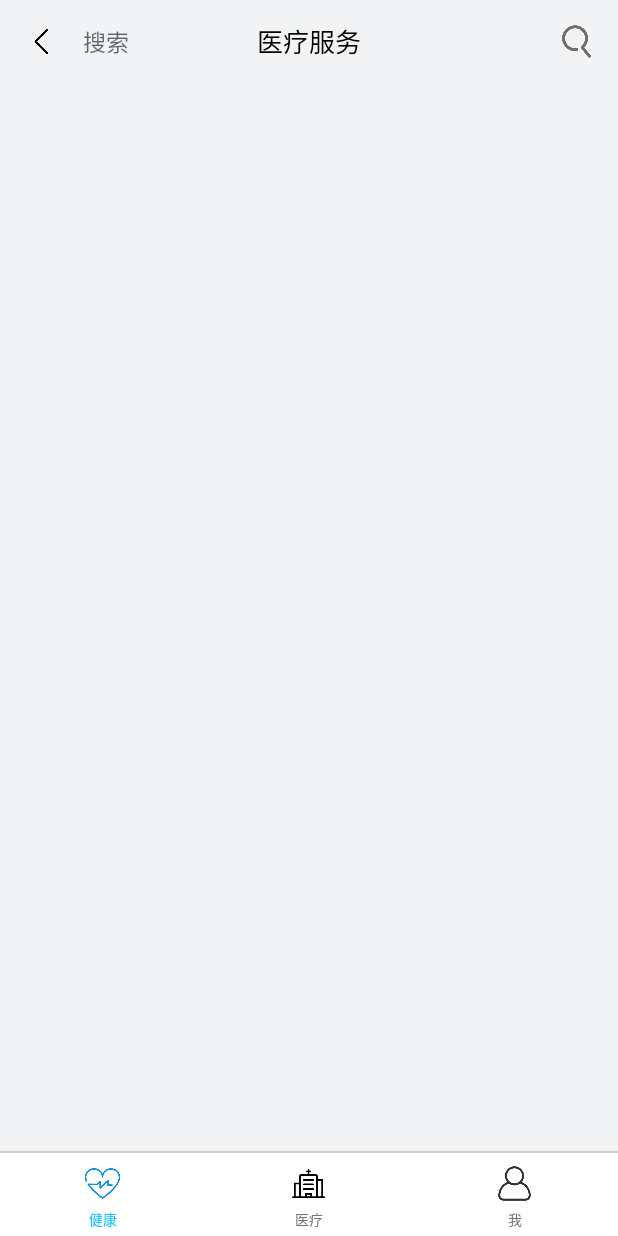
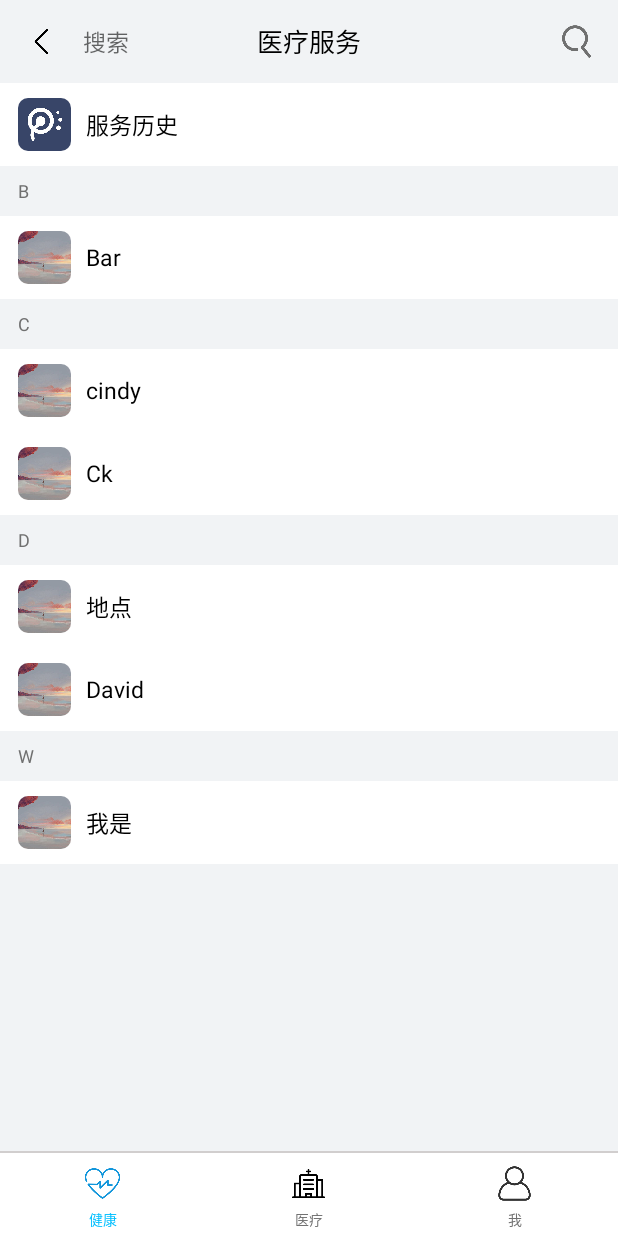
Before and after one commit to 1024294008/HealthChain, an Android app: the fragment MedicalFragment placed in its activity, on a phone screen of 412 x 824 dp. Run offline under Robolectric (Android 15) with nearby library versions, the phone set to English and light mode, and no system bars.

Commit message:
MedicalListAdapter Completed

```diff
--- a/app/build.gradle
+++ b/app/build.gradle
@@ -24,12 +24,12 @@ android {
 }
 
 dependencies {
-    implementation fileTree(dir: 'libs', include: ['*.jar'])
-
+    implementation fileTree(include: ['*.jar'], dir: 'libs')
     implementation 'androidx.appcompat:appcompat:1.0.2'
     implementation 'androidx.constraintlayout:constraintlayout:1.1.3'
     implementation 'androidx.legacy:legacy-support-v4:1.0.0'
     testImplementation 'junit:junit:4.12'
     androidTestImplementation 'androidx.test.ext:junit:1.1.1'
     androidTestImplementation 'androidx.test.espresso:espresso-core:3.2.0'
+    implementation files('libs/pinyin4j-2.5.0.jar')
 }
--- a/app/src/main/java/cn/edu/seu/adapter/MedicalListAdapter.java
+++ b/app/src/main/java/cn/edu/seu/adapter/MedicalListAdapter.java
@@ -1,31 +1,137 @@
 package cn.edu.seu.adapter;
 
+import android.content.Context;
+import android.view.LayoutInflater;
 import android.view.View;
 import android.view.ViewGroup;
 import android.widget.BaseAdapter;
+import android.widget.ImageView;
+import android.widget.LinearLayout;
+import android.widget.TextView;
+
+import java.util.Collections;
+import java.util.Comparator;
+import java.util.List;
+import java.util.Map;
+
+import cn.edu.seu.R;
+import cn.edu.seu.util.pinyin.PinYinUtil;
 
 public class MedicalListAdapter extends BaseAdapter {
-    public MedicalListAdapter(){
+    private Integer mode; //适配器模式，0表示普通模式，1表示简易模式
+    private Context context;
+    private List<Map<String, String>> medicalList;//绑定的数据
+    private LayoutInflater inflater;//布局填充服务
+    private Integer resource;//列表每一项布局资源id
 
+    public MedicalListAdapter(Context context, List<Map<String, String>> medicalList, Integer resource, Integer mode){
+        this.mode = mode;
+        this.context = context;
+        this.medicalList = medicalList;
+        inflater = (LayoutInflater) context.getSystemService(Context.LAYOUT_INFLATER_SERVICE);
+        this.resource = resource;
+        if(mode == 0)
+            this.sortMedicalList();
     }
 
     @Override
     public int getCount() {
-        return 0;
+        return medicalList.size();
     }
 
     @Override
     public Object getItem(int position) {
-        return null;
+        return medicalList.get(position);
     }
 
     @Override
     public long getItemId(int position) {
-        return 0;
+        return position;
     }
 
     @Override
     public View getView(int position, View convertView, ViewGroup parent) {
-        return null;
+        LinearLayout serviceAcr;
+        ImageView serviceIcon;
+        TextView acr;
+        TextView serviceName;
+        if (convertView == null) {
+            convertView = inflater.inflate(resource, null);
+            serviceAcr = convertView.findViewById(R.id.serviceAcr);
+            serviceIcon = convertView.findViewById(R.id.serviceIcon);
+            acr = convertView.findViewById(R.id.acr);
+            serviceName = convertView.findViewById(R.id.serviceName);
+
+            ViewCache cache = new ViewCache();
+            cache.acr = acr;
+            cache.serviceName = serviceName;
+            convertView.setTag(cache);
+
+        } else {
+            ViewCache cache = (ViewCache) convertView.getTag();
+            serviceAcr = cache.serviceAcr;
+            serviceIcon = cache.serviceIcon;
+            acr = cache.acr;
+            serviceName = cache.serviceName;
+        }
+        // 识别模式
+        if(this.mode == 0) {
+            // 固定设置第一项为服务历史
+            if (position == 0) {
+                serviceAcr.getLayoutParams().height = 0;
+                serviceIcon.setImageDrawable(this.context.getResources().getDrawable(R.drawable.ic_main_medical_serve_history2, null));
+                serviceName.setText("服务历史");
+                return convertView;
+            }
+            serviceName.setText(medicalList.get(position).get("serviceName"));
+            // 根据serviceName获取首字母acr进行分类
+            String currentAcr = PinYinUtil.getFirstSpell(serviceName.getText().toString());
+            // 如果此项与前一项属于同一类，则不显示分类标签，否则显示
+            if (position != 1 && (PinYinUtil.getFirstSpell(medicalList.get(position - 1).get("serviceName")).equals(currentAcr))) {
+                serviceAcr.getLayoutParams().height = 0;
+            } else {
+                serviceAcr.getLayoutParams().height = 50;
+                acr.setText(currentAcr);
+            }
+        }else {
+            // 简易模式不显示分类标签
+            serviceAcr.getLayoutParams().height = 0;
+            serviceName.setText(medicalList.get(position).get("serviceName"));
+        }
+
+        return convertView;
     }
+
+    private final class ViewCache {
+        private LinearLayout serviceAcr;
+        private ImageView serviceIcon;
+        private TextView acr;
+        private TextView serviceName;
+    }
+
+    @Override
+    public void notifyDataSetChanged() {
+        if(this.mode == 0)
+            this.sortMedicalList();
+        super.notifyDataSetChanged();
+    }
+
+    /**
+     * 对medicalList进行排序
+     */
+    private void sortMedicalList(){
+        Collections.sort(this.medicalList, new Comparator<Map<String, String>>() {
+            @Override
+            public int compare(Map<String, String> o1, Map<String, String> o2) {
+                String t1 = PinYinUtil.getFirstSpell(o1.get("serviceName"));
+                String t2 = PinYinUtil.getFirstSpell(o2.get("serviceName"));
+                if (t2 == null) {
+                    return -1;
+                } else {
+                    return t1.compareTo(t2);
+                }
+            }
+        });
+    }
+
 }
--- a/app/src/main/java/cn/edu/seu/fragment/MedicalFragment.java
+++ b/app/src/main/java/cn/edu/seu/fragment/MedicalFragment.java
@@ -5,15 +5,24 @@ import android.app.Fragment;
 import android.view.LayoutInflater;
 import android.view.View;
 import android.view.ViewGroup;
+import android.widget.AdapterView;
+import android.widget.ListView;
+import android.widget.Toast;
+
+import java.util.ArrayList;
+import java.util.HashMap;
+import java.util.List;
+import java.util.Map;
 
 import androidx.annotation.NonNull;
 import androidx.annotation.Nullable;
 import cn.edu.seu.R;
+import cn.edu.seu.adapter.MedicalListAdapter;
 
 /**
  * 医疗服务显示界面
  */
-public class MedicalFragment extends Fragment {
+public class MedicalFragment extends Fragment implements AdapterView.OnItemClickListener {
     private View view;
 
     public View onCreateView(@NonNull LayoutInflater inflater, @Nullable ViewGroup container, @Nullable Bundle savedInstanceState) {
@@ -23,6 +32,24 @@ public class MedicalFragment extends Fragment {
     }
 
     private void initView(){
+        // 测试
+        String[] acrs = new String[]{"545", "cindy", "地点", "Bar", "Ck", "David", "我是"};
+        List<Map<String, String>> medicalList = new ArrayList<>();
+        for (int i = 0; i < acrs.length; i++) {
+            Map<String, String> showItem = new HashMap<>();
+            showItem.put("serviceName", acrs[i]);
+            medicalList.add(showItem);
+        }
 
+        ListView listView = view.findViewById(R.id.medicalListViewFront);
+        MedicalListAdapter medicalListAdapter = new MedicalListAdapter(this.getActivity(), medicalList, R.layout.fragment_medical_list_item, 0);
+
+        listView.setAdapter(medicalListAdapter);
+        listView.setOnItemClickListener(this);
+    }
+
+    @Override
+    public void onItemClick(AdapterView<?> parent, View view, int position, long id) {
+        Toast.makeText(this.getActivity(), "hello", Toast.LENGTH_LONG).show();
     }
 }
--- /dev/null
+++ b/app/src/main/java/cn/edu/seu/util/pinyin/PinYinUtil.java
@@ -0,0 +1,90 @@
+package cn.edu.seu.util.pinyin;
+
+import net.sourceforge.pinyin4j.PinyinHelper;
+import net.sourceforge.pinyin4j.format.HanyuPinyinCaseType;
+import net.sourceforge.pinyin4j.format.HanyuPinyinOutputFormat;
+import net.sourceforge.pinyin4j.format.HanyuPinyinToneType;
+import net.sourceforge.pinyin4j.format.HanyuPinyinVCharType;
+import net.sourceforge.pinyin4j.format.exception.BadHanyuPinyinOutputFormatCombination;
+/**
+ * 拼音工具类
+ *
+ * @author lsf
+ */
+public class PinYinUtil {
+    /**
+     * 将字符串中的中文转化为拼音,其他字符不变
+     */
+    public static String getPinYin(String inputString) {
+        HanyuPinyinOutputFormat format = new HanyuPinyinOutputFormat();
+        format.setCaseType(HanyuPinyinCaseType.LOWERCASE);
+        format.setToneType(HanyuPinyinToneType.WITHOUT_TONE);
+        format.setVCharType(HanyuPinyinVCharType.WITH_V);
+
+        char[] input = inputString.trim().toCharArray();
+        String output = "";
+
+        try {
+            for (int i = 0; i < input.length; i++) {
+                if (java.lang.Character.toString(input[i]).matches("[\\u4E00-\\u9FA5]+")) {
+                    String[] temp = PinyinHelper.toHanyuPinyinStringArray(input[i], format);
+                    output += temp[0];
+                } else
+                    output += java.lang.Character.toString(input[i]);
+            }
+        } catch (BadHanyuPinyinOutputFormatCombination e) {
+            e.printStackTrace();
+        }
+        return output;
+    }
+    /**
+     * 获取汉字串拼音首字母，英文字符不变
+     */
+    public static String getFirstSpell(String chinese) {
+        StringBuffer pybf = new StringBuffer();
+        char[] arr = chinese.toCharArray();
+        HanyuPinyinOutputFormat defaultFormat = new HanyuPinyinOutputFormat();
+        defaultFormat.setCaseType(HanyuPinyinCaseType.LOWERCASE);
+        defaultFormat.setToneType(HanyuPinyinToneType.WITHOUT_TONE);
+        for (int i = 0; i < arr.length; i++) {
+            if (arr[i] > 128) {
+                try {
+                    String[] temp = PinyinHelper.toHanyuPinyinStringArray(arr[i], defaultFormat);
+                    if (temp != null) {
+                        pybf.append(temp[0].charAt(0));
+                    }
+                } catch (BadHanyuPinyinOutputFormatCombination e) {
+                    e.printStackTrace();
+                }
+            } else {
+                pybf.append(arr[i]);
+            }
+        }
+        String rs = pybf.toString().trim().toUpperCase();
+        if(rs.equals("") || rs.compareTo("A") < 0 || rs.compareTo("Z") > 0)
+            return "*";
+        return rs.substring(0, 1);
+    }
+    /**
+     * 获取汉字串拼音，英文字符不变
+     */
+    public static String getFullSpell(String chinese) {
+        StringBuffer pybf = new StringBuffer();
+        char[] arr = chinese.toCharArray();
+        HanyuPinyinOutputFormat defaultFormat = new HanyuPinyinOutputFormat();
+        defaultFormat.setCaseType(HanyuPinyinCaseType.LOWERCASE);
+        defaultFormat.setToneType(HanyuPinyinToneType.WITHOUT_TONE);
+        for (int i = 0; i < arr.length; i++) {
+            if (arr[i] > 128) {
+                try {
+                    pybf.append(PinyinHelper.toHanyuPinyinStringArray(arr[i], defaultFormat)[0]);
+                } catch (BadHanyuPinyinOutputFormatCombination e) {
+                    e.printStackTrace();
+                }
+            } else {
+                pybf.append(arr[i]);
+            }
+        }
+        return pybf.toString();
+    }
+}
--- /dev/null
+++ b/app/src/main/java/cn/edu/seu/views/RoundImageView.java
@@ -0,0 +1,88 @@
+package cn.edu.seu.views;
+
+import android.content.Context;
+import android.graphics.Bitmap;
+import android.graphics.BitmapShader;
+import android.graphics.Canvas;
+import android.graphics.Matrix;
+import android.graphics.Paint;
+import android.graphics.RectF;
+import android.graphics.Shader;
+import android.graphics.drawable.BitmapDrawable;
+import android.graphics.drawable.Drawable;
+import android.util.AttributeSet;
+import androidx.appcompat.widget.AppCompatImageView;
+
+public class RoundImageView extends AppCompatImageView {
+
+
+    //圆角大小，默认为10
+    private int mBorderRadius = 10;
+
+    private Paint mPaint;
+
+    // 3x3 矩阵，主要用于缩小放大
+    private Matrix mMatrix;
+
+    //渲染图像，使用图像为绘制图形着色
+    private BitmapShader mBitmapShader;
+
+    public RoundImageView(Context context) {
+        this(context, null);
+    }
+
+    public RoundImageView(Context context, AttributeSet attrs) {
+        this(context, attrs, 0);
+    }
+
+    public RoundImageView(Context context, AttributeSet attrs, int defStyleAttr) {
+        super(context, attrs, defStyleAttr);
+
+        mMatrix = new Matrix();
+        mPaint = new Paint();
+        mPaint.setAntiAlias(true);
+
+    }
+
+    @Override
+    protected void onDraw(Canvas canvas) {
+        if (getDrawable() == null){
+            return;
+        }
+        Bitmap bitmap = drawableToBitamp(getDrawable());
+        mBitmapShader = new BitmapShader(bitmap, Shader.TileMode.CLAMP, Shader.TileMode.CLAMP);
+        float scale = 1.0f;
+        if (!(bitmap.getWidth() == getWidth() && bitmap.getHeight() == getHeight()))
+        {
+            // 如果图片的宽或者高与view的宽高不匹配，计算出需要缩放的比例；缩放后的图片的宽高，一定要大于我们view的宽高；所以我们这里取大值；
+            scale = Math.max(getWidth() * 1.0f / bitmap.getWidth(),
+                    getHeight() * 1.0f / bitmap.getHeight());
+        }
+        // shader的变换矩阵，我们这里主要用于放大或者缩小
+        mMatrix.setScale(scale, scale);
+        // 设置变换矩阵
+        mBitmapShader.setLocalMatrix(mMatrix);
+        // 设置shader
+        mPaint.setShader(mBitmapShader);
+        canvas.drawRoundRect(new RectF(0,0,getWidth(),getHeight()), mBorderRadius, mBorderRadius,
+                mPaint);
+    }
+
+
+    private Bitmap drawableToBitamp(Drawable drawable)
+    {
+        if (drawable instanceof BitmapDrawable)
+        {
+            BitmapDrawable bd = (BitmapDrawable) drawable;
+            return bd.getBitmap();
+        }
+        // 当设置不为图片，为颜色时，获取的drawable宽高会有问题，所有当为颜色时候获取控件的宽高
+        int w = drawable.getIntrinsicWidth() <= 0 ? getWidth() : drawable.getIntrinsicWidth();
+        int h = drawable.getIntrinsicHeight() <= 0 ? getHeight() : drawable.getIntrinsicHeight();
+        Bitmap bitmap = Bitmap.createBitmap(w, h, Bitmap.Config.ARGB_8888);
+        Canvas canvas = new Canvas(bitmap);
+        drawable.setBounds(0, 0, w, h);
+        drawable.draw(canvas);
+        return bitmap;
+    }
+}
--- /dev/null
+++ b/app/src/main/res/drawable/selector_list_item_bg2.xml
@@ -0,0 +1,9 @@
+<?xml version="1.0" encoding="utf-8"?>
+<selector xmlns:android="http://schemas.android.com/apk/res/android"
+    android:enterFadeDuration="100"
+    android:exitFadeDuration="100">
+    <item android:state_pressed="false"
+        android:drawable="@android:color/white"/>
+    <item android:state_pressed="true"
+        android:drawable="@color/standardSelect"/>
+</selector>
--- a/app/src/main/res/layout/fragment_medical.xml
+++ b/app/src/main/res/layout/fragment_medical.xml
@@ -64,10 +64,18 @@
         android:layout_width="match_parent"
         android:layout_height="match_parent">
         <ListView
-            android:id="@+id/medicalListView"
+            android:id="@+id/medicalListViewFront"
             android:layout_width="match_parent"
             android:layout_height="match_parent"
             android:cacheColorHint="@color/standardSelect"
-            android:listSelector="@drawable/selector_list_item_bg"/>
+            android:divider="@null"
+            android:listSelector="@android:color/transparent"/>
+        <ListView
+            android:id="@+id/medicalListViewBg"
+            android:layout_width="match_parent"
+            android:layout_height="match_parent"
+            android:cacheColorHint="@color/standardSelect"
+            android:divider="@null"
+            android:listSelector="@android:color/transparent"/>
     </FrameLayout>
 </LinearLayout>
--- a/app/src/main/res/layout/fragment_medical_list_item.xml
+++ b/app/src/main/res/layout/fragment_medical_list_item.xml
@@ -2,8 +2,6 @@
 <LinearLayout xmlns:android="http://schemas.android.com/apk/res/android"
     android:layout_width="match_parent"
     android:layout_height="match_parent"
-    android:paddingTop="5dp"
-    android:paddingBottom="5dp"
     android:orientation="horizontal">
     <RelativeLayout
         android:layout_width="match_parent"
@@ -21,8 +19,10 @@
                 android:paddingLeft="12dp"
                 android:background="@android:color/transparent"
                 android:orientation="horizontal"
+                android:clickable="true"
                 android:minHeight="25dp">
                 <TextView
+                    android:id="@+id/acr"
                     android:layout_width="wrap_content"
                     android:layout_height="match_parent"
                     android:gravity="center_vertical"
@@ -33,25 +33,20 @@
             <LinearLayout
                 android:layout_width="match_parent"
                 android:layout_height="wrap_content"
-                android:paddingLeft="6dp"
-                android:background="@color/colorWhite"
+                android:paddingLeft="12dp"
                 android:orientation="horizontal"
+                android:background="@drawable/selector_list_item_bg2"
                 android:minHeight="@dimen/barHeight">
                 <RelativeLayout
                     android:layout_width="wrap_content"
-                    android:layout_height="wrap_content">
-                    <ImageView
+                    android:layout_height="55dp">
+                    <cn.edu.seu.views.RoundImageView
                         android:id="@+id/serviceIcon"
-                        android:layout_width="45dp"
-                        android:layout_height="45dp"
+                        android:layout_width="35dp"
+                        android:layout_height="35dp"
                         android:scaleType="centerCrop"
                         android:layout_centerInParent="true"
                         android:src="@drawable/ic_standard_head"/>
-                    <View
-                        android:layout_width="55dp"
-                        android:layout_height="55dp"
-                        android:layout_centerInParent="true"
-                        android:background="@drawable/shape_standard_round_rect"/>
                 </RelativeLayout>
                 <TextView
                     android:id="@+id/serviceName"
```
Also changed, not shown: app/libs/pinyin4j-2.5.0.jar (added), app/src/main/res/drawable/ic_main_medical_serve_history.png (added), app/src/main/res/drawable/ic_main_medical_serve_history1.png (added), app/src/main/res/drawable/ic_main_medical_serve_history2.jpg (added), 2 other files.
